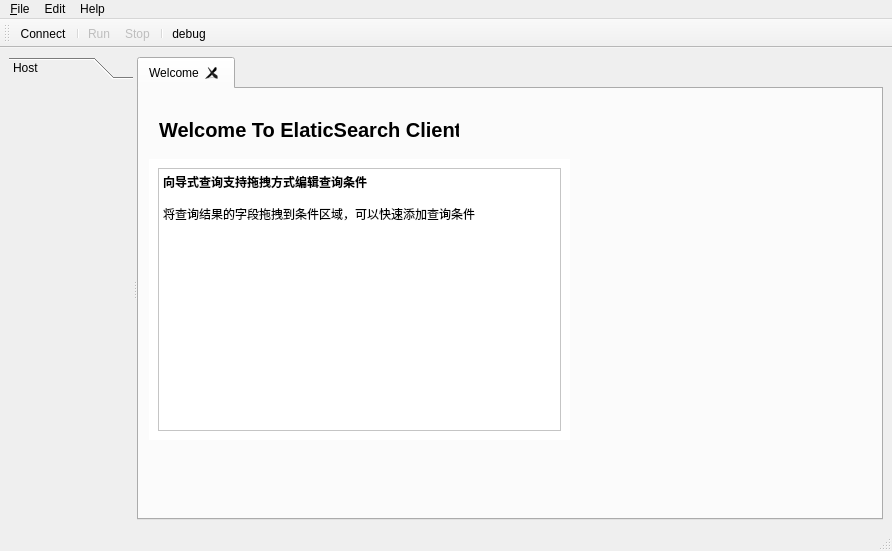
dexter9000/GenieReed, file ui/ui_main_window.ui: the form before one commit.
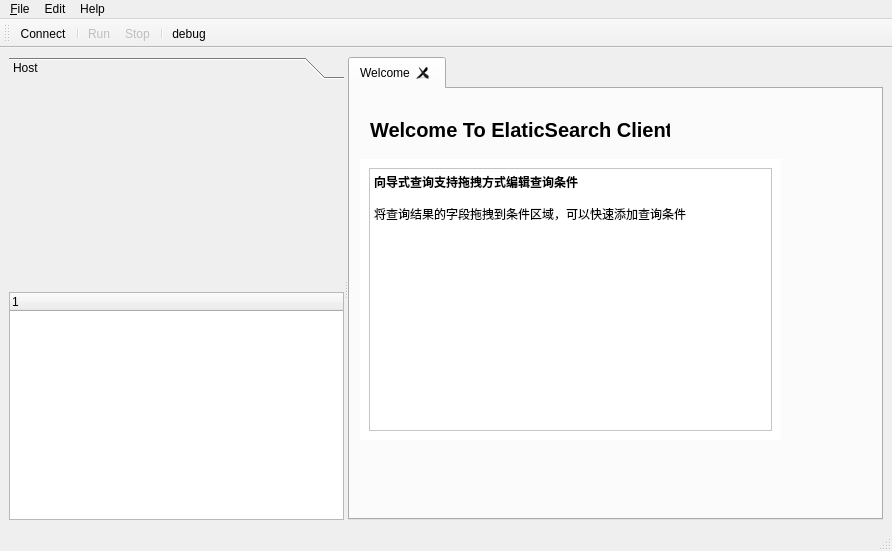
The form after the commit. Icons and pictures are not drawn. Custom widgets are drawn as their Qt base class.

What changed in the file:
```diff
--- a/ui/ui_main_window.ui
+++ b/ui/ui_main_window.ui
@@ -48,7 +48,7 @@
       <property name="orientation">
        <enum>Qt::Horizontal</enum>
       </property>
-      <widget class="QToolBox" name="dbList">
+      <widget class="QWidget" name="dbGroup" native="true">
        <property name="sizePolicy">
         <sizepolicy hsizetype="Preferred" vsizetype="Preferred">
          <horstretch>4</horstretch>
@@ -67,6 +67,9 @@
          <height>16777215</height>
         </size>
        </property>
+       <layout class="QVBoxLayout" name="verticalLayout_3">
+        <item>
+         <widget class="QToolBox" name="dbList">
        <property name="currentIndex">
         <number>0</number>
        </property>
@@ -75,15 +78,20 @@
          <rect>
           <x>0</x>
           <y>0</y>
-          <width>132</width>
-          <height>445</height>
+             <width>205</width>
+             <height>191</height>
          </rect>
         </property>
         <attribute name="label">
          <string>Host</string>
         </attribute>
-        <layout class="QVBoxLayout" name="verticalLayout_3"/>
-       </widget>
+          </widget>
+         </widget>
+        </item>
+        <item>
+         <widget class="DbTree" name="dbTreeWidget"/>
+        </item>
+       </layout>
       </widget>
       <widget class="QTabWidget" name="tabWidget">
        <property name="sizePolicy">
@@ -315,6 +323,13 @@
    </property>
   </action>
  </widget>
+ <customwidgets>
+  <customwidget>
+   <class>DbTree</class>
+   <extends>QTreeWidget</extends>
+   <header location="global">gui/DbTree.h</header>
+  </customwidget>
+ </customwidgets>
  <resources>
   <include location="icon_rc.qrc"/>
  </resources>
```
Left out of the diff: 4 changed lines with no effect on the pictures. Lines whose indentation alone changed are shown as unchanged.
